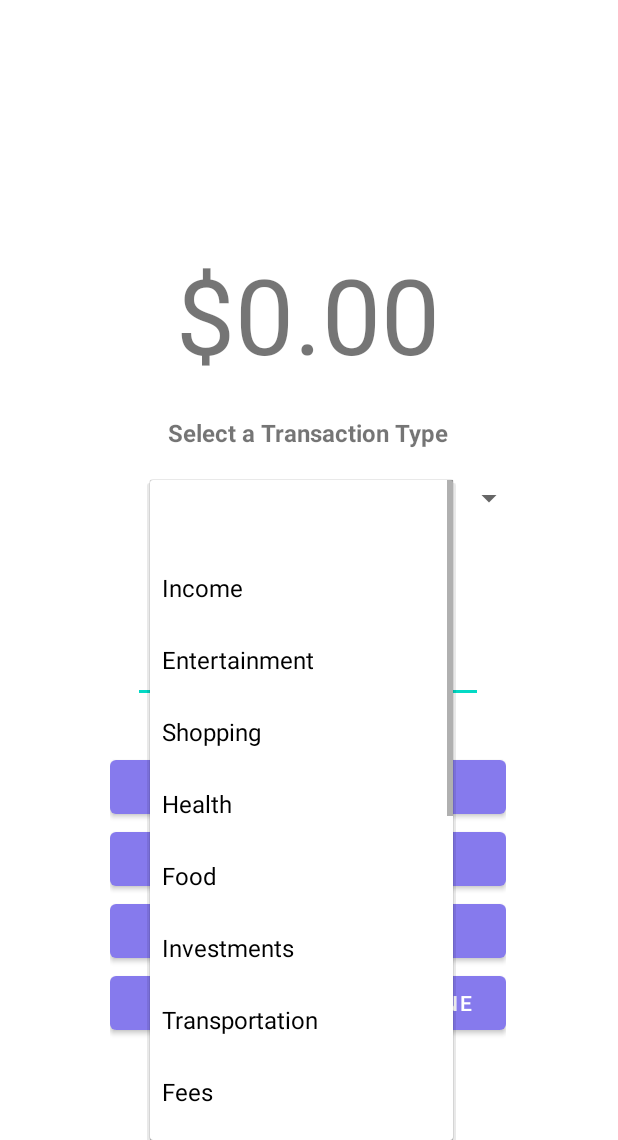
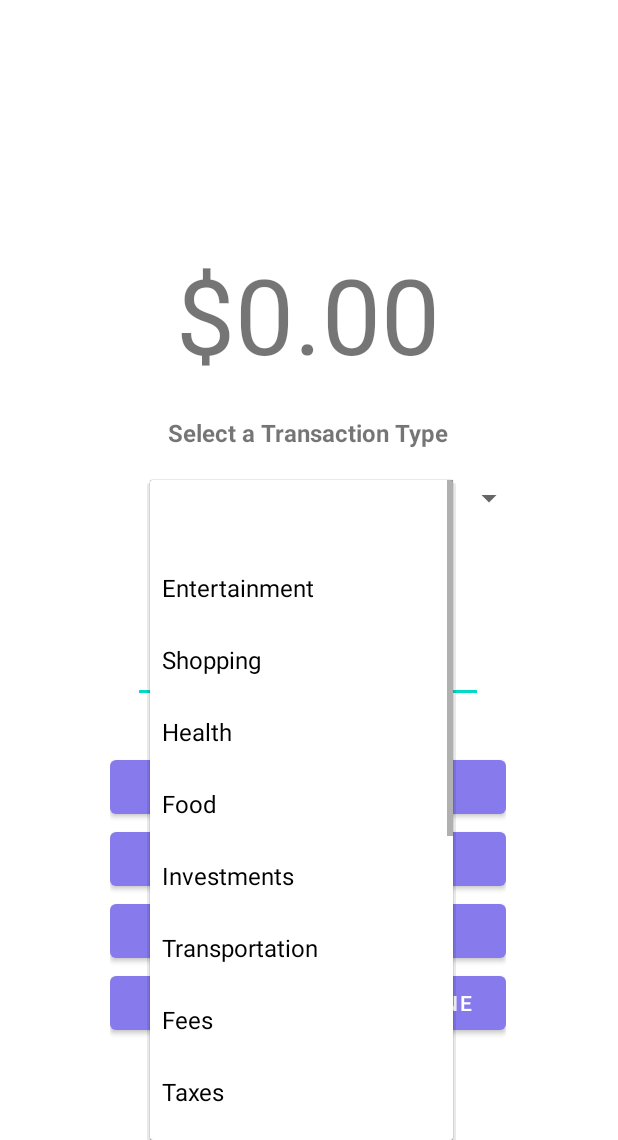
Before and after one commit to jedrm/Android-Budgeting-App, an Android app: the Activity3 screen opened directly, with no data from a screen before it, after a tap on an icon or button, on a phone screen of 412 x 824 dp, the part 96-1236 px from its top. Run offline under Robolectric (Android 15) with nearby library versions, the light colour scheme and no system bars.

Commit message:
removed income from resource values

```diff
--- a/app/src/main/res/values/transaction_types.xml
+++ b/app/src/main/res/values/transaction_types.xml
@@ -2,7 +2,6 @@
 <resources>
     <string-array name="transaction_types">
         <item></item>
-        <item>Income</item>
         <item>Entertainment</item>
         <item>Shopping</item>
         <item>Health</item>
```
